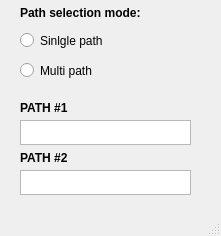
The window that gui/mainview.ui (fmsampaio/files-matcher) describes before a commit, drawn with Qt 5.
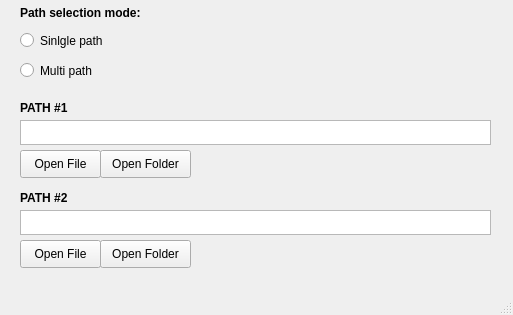
The same window after the commit.

Commit message: FileBrowser components to pick files/folders

Patch:
```diff
--- a/gui/mainview.ui
+++ b/gui/mainview.ui
@@ -6,8 +6,8 @@
    <rect>
     <x>0</x>
     <y>0</y>
-    <width>221</width>
-    <height>236</height>
+    <width>513</width>
+    <height>315</height>
    </rect>
   </property>
   <property name="windowTitle">
@@ -83,7 +83,7 @@
      <rect>
       <x>20</x>
       <y>120</y>
-      <width>171</width>
+      <width>471</width>
       <height>25</height>
      </rect>
     </property>
@@ -98,8 +98,8 @@
     <property name="geometry">
      <rect>
       <x>20</x>
-      <y>170</y>
-      <width>171</width>
+      <y>210</y>
+      <width>471</width>
       <height>25</height>
      </rect>
     </property>
@@ -114,7 +114,7 @@
     <property name="geometry">
      <rect>
       <x>20</x>
-      <y>150</y>
+      <y>190</y>
       <width>150</width>
       <height>16</height>
      </rect>
@@ -129,6 +129,58 @@
      <string>PATH #2</string>
     </property>
    </widget>
+   <widget class="QPushButton" name="openFile1Btn">
+    <property name="geometry">
+     <rect>
+      <x>20</x>
+      <y>150</y>
+      <width>81</width>
+      <height>28</height>
+     </rect>
+    </property>
+    <property name="text">
+     <string>Open File</string>
+    </property>
+   </widget>
+   <widget class="QPushButton" name="openFolder1Btn">
+    <property name="geometry">
+     <rect>
+      <x>100</x>
+      <y>150</y>
+      <width>91</width>
+      <height>28</height>
+     </rect>
+    </property>
+    <property name="text">
+     <string>Open Folder</string>
+    </property>
+   </widget>
+   <widget class="QPushButton" name="openFolder2Btn">
+    <property name="geometry">
+     <rect>
+      <x>100</x>
+      <y>240</y>
+      <width>91</width>
+      <height>28</height>
+     </rect>
+    </property>
+    <property name="text">
+     <string>Open Folder</string>
+    </property>
+   </widget>
+   <widget class="QPushButton" name="openFile2Btn">
+    <property name="geometry">
+     <rect>
+      <x>20</x>
+      <y>240</y>
+      <width>81</width>
+      <height>28</height>
+     </rect>
+    </property>
+    <property name="text">
+     <string>Open File</string>
+    </property>
+   </widget>
   </widget>
   <widget class="QMenuBar" name="menubar">
    <property name="geometry">
```
Left out of the diff: 2 changed lines with no effect on the pictures. The commit also changes 1 other file.
